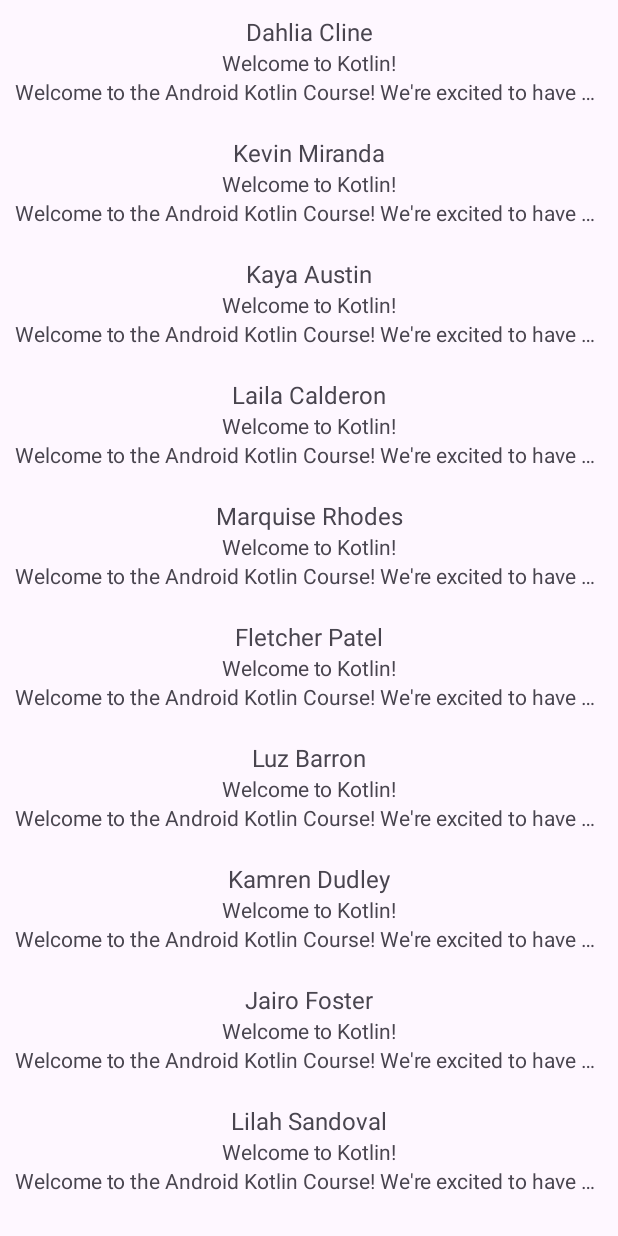
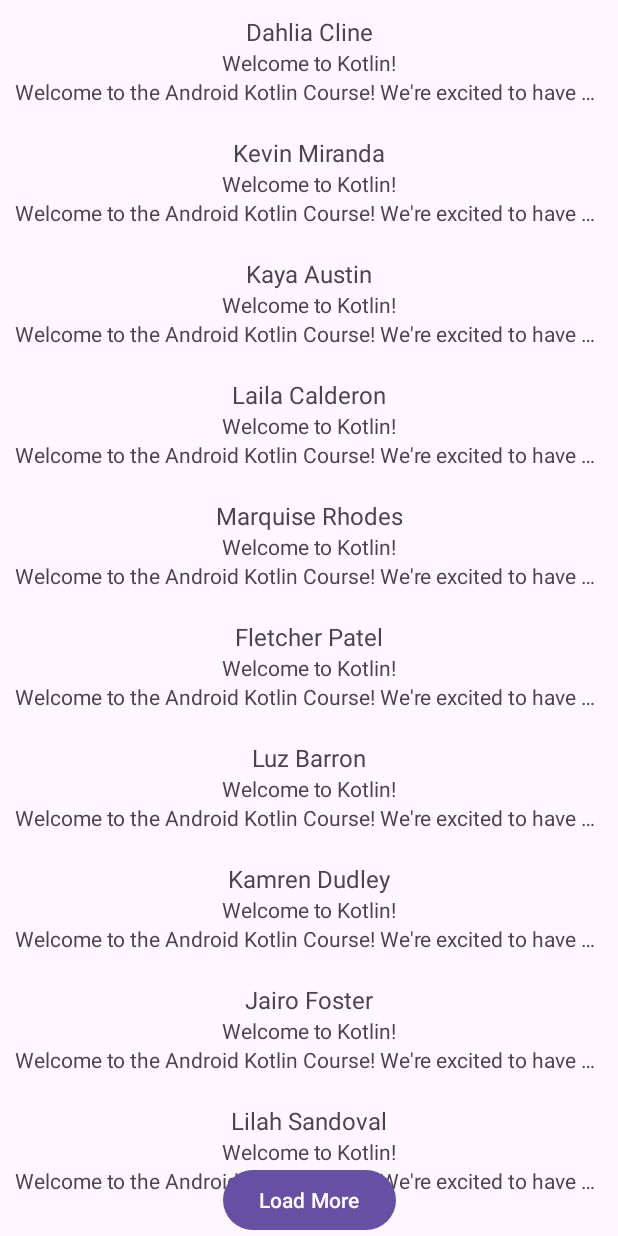
Before and after one commit to jpole32/CodepathMail, an Android app: the screen it shows after launch (MainActivity), on a phone screen of 412 x 824 dp. Run offline under Robolectric (Android 15) with nearby library versions, the phone set to English and light mode, and no system bars.

Commit message:
Added load more emails button

```diff
--- a/app/src/main/java/com/example/codepathmail/MainActivity.kt
+++ b/app/src/main/java/com/example/codepathmail/MainActivity.kt
@@ -2,6 +2,7 @@ package com.example.codepathmail
 
 import androidx.appcompat.app.AppCompatActivity
 import android.os.Bundle
+import android.widget.Button
 import androidx.recyclerview.widget.LinearLayoutManager
 import androidx.recyclerview.widget.RecyclerView
 
@@ -11,11 +12,17 @@ class MainActivity : AppCompatActivity() {
 
         super.onCreate(savedInstanceState)
         setContentView(R.layout.activity_main)
-        var rViewer = findViewById<RecyclerView>(R.id.emailsRv)
-        var emails = EmailFetcher.getEmails()
+        val rViewer = findViewById<RecyclerView>(R.id.emailsRv)
+        val emails = EmailFetcher.getEmails()
         val adapter = EmailAdapter(emails)
         rViewer.adapter = adapter
         rViewer.layoutManager = LinearLayoutManager(this)
-
+        val loadButton = findViewById<Button>(R.id.submit)
+        loadButton.setOnClickListener {
+            // Fetch next 5 emails and display in RecyclerView
+            val newEmails = EmailFetcher.getNext5Emails()
+            emails.addAll(newEmails)
+            adapter.notifyDataSetChanged()
+        }
     }
 }
--- a/app/src/main/res/layout/activity_main.xml
+++ b/app/src/main/res/layout/activity_main.xml
@@ -9,8 +9,19 @@
     <androidx.recyclerview.widget.RecyclerView
         android:id="@+id/emailsRv"
         android:layout_width="match_parent"
-        android:layout_height="match_parent"
+        android:layout_height="0dp"
         app:layout_constraintTop_toTopOf="parent"
         app:layout_constraintStart_toStartOf="parent"
         />
+
+    <Button
+        android:id="@+id/submit"
+        android:layout_width="wrap_content"
+        android:layout_height="wrap_content"
+        android:text="@string/load_more"
+        app:layout_constraintBottom_toBottomOf="parent"
+        app:layout_constraintEnd_toEndOf="parent"
+        app:layout_constraintStart_toStartOf="parent" />
+
+
 </androidx.constraintlayout.widget.ConstraintLayout>
--- a/app/src/main/res/values/strings.xml
+++ b/app/src/main/res/values/strings.xml
@@ -1,4 +1,5 @@
 <resources>
     <string name="app_name">CodepathMail</string>
     <string name="textview">TextView</string>
+    <string name="load_more">Load More</string>
 </resources>
```
